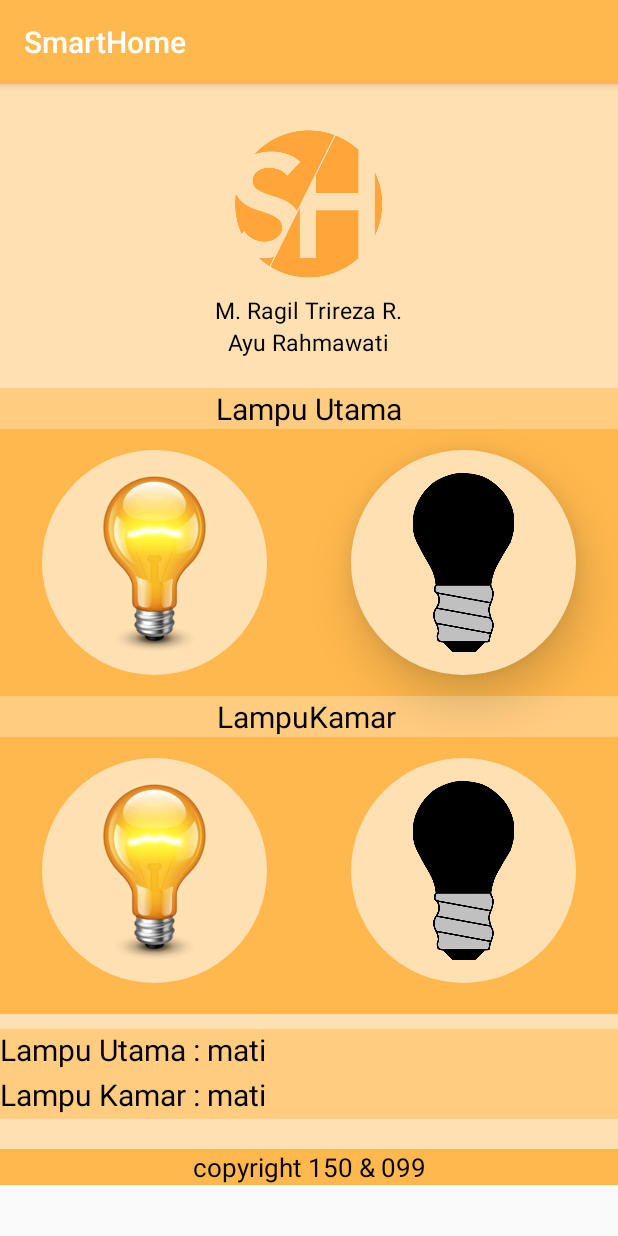
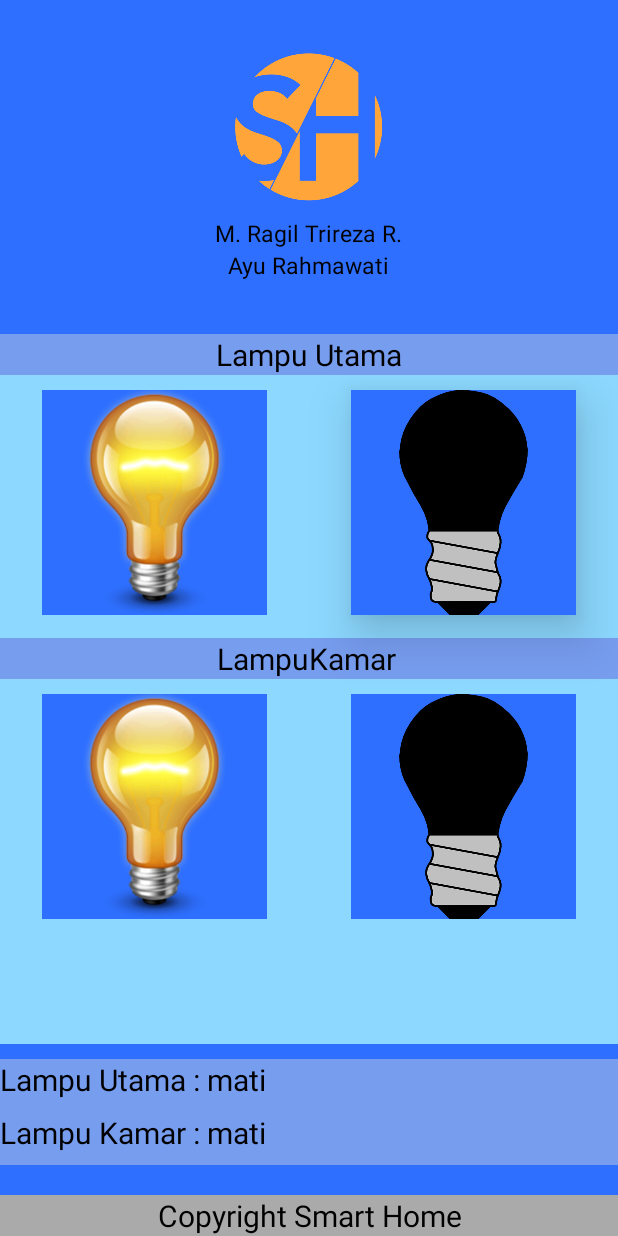
Before and after one commit to ayurahmawatii/SmartHome, an Android app: the screen it shows after launch (MainActivity), on a phone screen of 412 x 824 dp. Run offline under Robolectric (Android 15) with nearby library versions, the phone set to English and light mode, and no system bars.

Commit message:
Aktifin Splash screen nya

```diff
--- a/app/src/main/AndroidManifest.xml
+++ b/app/src/main/AndroidManifest.xml
@@ -9,11 +9,11 @@
         android:roundIcon="@mipmap/ic_launcher_round"
         android:supportsRtl="true"
         android:theme="@style/AppTheme">
-        <activity android:name=".splash"></activity>
-        <activity android:name=".cardview" />
+        <activity android:name=".MainActivity"></activity>
         <activity android:name=".Main3Activity" />
         <activity android:name=".Main2Activity" />
-        <activity android:name=".MainActivity">
+        <activity
+            android:name=".splash">
             <intent-filter>
                 <action android:name="android.intent.action.MAIN" />
 
--- a/app/src/main/java/com/example/smarthome/splash.java
+++ b/app/src/main/java/com/example/smarthome/splash.java
@@ -1,9 +1,9 @@
 package com.example.smarthome;
 
 import android.content.Intent;
+import android.os.Handler;
 import android.support.v7.app.AppCompatActivity;
 import android.os.Bundle;
-import android.view.View;
 
 public class splash extends AppCompatActivity {
 
@@ -11,10 +11,14 @@ public class splash extends AppCompatActivity {
     protected void onCreate(Bundle savedInstanceState) {
         super.onCreate(savedInstanceState);
         setContentView(R.layout.activity_splash);
-    }
 
-    public void bukaDashboard(View view) {
-        Intent dash = new Intent(this, cardview.class);
-        startActivity(dash);
+        final Handler handler = new Handler();
+        handler.postDelayed(new Runnable() {
+            @Override
+            public void run() {
+                startActivity(new Intent(getApplicationContext(), MainActivity.class));
+                finish();
+            }
+        }, 2000L); //3000 L = 3 detik
     }
 }
--- a/app/src/main/res/layout-v21/activity_main.xml
+++ b/app/src/main/res/layout-v21/activity_main.xml
@@ -6,14 +6,6 @@
     android:layout_height="match_parent"
     tools:context=".MainActivity"
     android:orientation="vertical">
-
-    <ScrollView
-        android:layout_width="match_parent"
-        android:layout_height="match_parent">
-
-        <RelativeLayout
-            android:layout_width="match_parent"
-            android:layout_height="match_parent">
 
     <ImageView
         android:layout_width="match_parent"
@@ -24,17 +16,18 @@
         android:layout_width="match_parent"
         android:layout_height="match_parent"
         android:orientation="vertical"
-                android:background="#ffe0b3">
+        android:background="#2E6FFF">
 
         <LinearLayout
             android:orientation="vertical"
+            android:layout_weight="1"
             android:layout_width="match_parent"
-                    android:layout_height="wrap_content"
+            android:layout_height="0dp"
             android:gravity="center"
-                    android:layout_marginTop="30dp">
+            android:background="#2E6FFF">
 
             <ImageView
-                        android:background="#ffe0b3"
+                android:background="#2E6FFF"
                 android:layout_width="100dp"
                 android:layout_height="100dp"
                 android:src="@drawable/sh1"
@@ -58,8 +51,7 @@
             android:layout_width="match_parent"
             android:layout_height="wrap_content"
             android:gravity="center_horizontal"
-                    android:background="#ffcc80"
-                    android:layout_marginTop="20dp">
+            android:background="#779def">
 
             <TextView
                 android:layout_width="wrap_content"
@@ -70,10 +62,10 @@
         </LinearLayout>
 
         <LinearLayout
-                    android:background="#ffb84d"
+            android:background="#8cd8ff"
             android:layout_weight="2"
             android:layout_width="match_parent"
-                    android:layout_height="390dp"
+            android:layout_height="0dp"
             android:orientation="horizontal">
 
             <LinearLayout
@@ -84,13 +76,11 @@
                 android:orientation="vertical">
 
                 <ImageView
+                    android:background="#2E6FFF"
                     android:layout_width="150dp"
                     android:layout_height="150dp"
-                            android:layout_marginTop="14dp"
-                            android:background="@drawable/circlebackground"
-                            android:padding="15dp"
                     android:src="@drawable/lamp1"
-                            android:layout_marginBottom="14dp"/>
+                    android:layout_marginTop="10dp"/>
 
                 <TextView
                     android:layout_width="match_parent"
@@ -99,17 +89,16 @@
                     android:gravity="right"
                     android:textSize="20sp"
                     android:textColor="#000000"
-                            android:background="#ffcc80"
+                    android:layout_marginTop="15dp"
+                    android:background="#779def"
                     tools:ignore="RtlHardcoded" />
 
                 <ImageView
-                            android:layout_marginTop="14dp"
-                            android:layout_marginBottom="14dp"
+                    android:layout_marginTop="10dp"
                     android:src="@drawable/lamp1"
                     android:layout_width="150dp"
                     android:layout_height="150dp"
-                            android:background="@drawable/circlebackground"
-                            android:padding="15dp"/>
+                    android:background="#2E6FFF"/>
             </LinearLayout>
 
             <LinearLayout
@@ -122,65 +111,60 @@
                 <ImageView
                     android:layout_width="150dp"
                     android:layout_height="150dp"
-                            android:background="@drawable/circlebackground"
+                    android:background="#2E6FFF"
                     android:src="@drawable/dark"
                     android:elevation="20sp"
-                            android:layout_marginTop="14dp"
-                            android:layout_marginBottom="14dp"
-                            android:padding="15dp"/>
+                    android:layout_marginTop="10dp"/>
 
                 <TextView
                     android:layout_width="match_parent"
                     android:layout_height="wrap_content"
                     android:text="@string/kamar"
                     android:gravity="left"
-                            android:textSize="20sp"
+                    android:textSize="20dp"
                     android:textColor="#000000"
-                            android:background="#ffcc80"
-                            tools:ignore="RtlHardcoded" />
+                    android:layout_marginTop="15dp"
+                    android:background="#779def"/>
 
                 <ImageView
-                            android:layout_marginTop="14dp"
+                    android:layout_marginTop="10dp"
                     android:src="@drawable/dark"
                     android:layout_width="150dp"
                     android:layout_height="150dp"
-                            android:background="@drawable/circlebackground"
-                            android:padding="15dp"
-                            android:layout_marginBottom="14dp"/>
+                    android:background="#2E6FFF"/>
             </LinearLayout>
         </LinearLayout>
 
         <TextView
             android:layout_width="match_parent"
-                    android:layout_height="30dp"
-                    android:text="@string/lampu_utama_mati"
-                    android:textSize="20sp"
+            android:layout_height="35dp"
+            android:text="Lampu Utama : mati"
+            android:textSize="20dp"
             android:textColor="#000000"
             android:gravity="left|center_horizontal"
-                    android:background="#ffcc80"
-                    android:layout_marginTop="10dp" />
+            android:background="#779def"
+            android:layout_marginTop="10dp"/>
 
         <TextView
             android:layout_width="match_parent"
-                    android:layout_height="30dp"
-                    android:text="@string/lampu_kamar_mati"
-                    android:textSize="20sp"
+            android:layout_height="35dp"
+            android:text="Lampu Kamar : mati"
+            android:textSize="20dp"
             android:textColor="#000000"
             android:gravity="left|center_horizontal"
-                    android:background="#ffcc80"/>
+            android:background="#779def"
+            android:layout_marginBottom="20dp"/>
 
         <TextView
             android:layout_width="match_parent"
             android:layout_height="wrap_content"
-                    android:text="@string/copyright"
-                    android:textSize="17sp"
+            android:text="Copyright Smart Home"
+            android:textSize="20dp"
             android:textColor="#000000"
             android:gravity="center_horizontal|center"
-                    android:background="@color/colorPrimary"
-                    android:layout_marginTop="20dp"
-                    android:layout_marginBottom="0dp"/>
+            android:background="@android:color/darker_gray"/>
 
     </LinearLayout>
+
+
 </RelativeLayout>
-    </ScrollView>
-</RelativeLayout>
--- a/app/src/main/res/layout/activity_splash.xml
+++ b/app/src/main/res/layout/activity_splash.xml
@@ -9,7 +9,8 @@
     <LinearLayout
         android:layout_width="match_parent"
         android:layout_height="match_parent"
-        android:orientation="vertical">
+        android:orientation="vertical"
+        android:baselineAligned="true">
 
         <ImageView
             android:id="@+id/lambang"
--- a/app/src/main/res/values/styles.xml
+++ b/app/src/main/res/values/styles.xml
@@ -1,11 +1,12 @@
 <resources>
 
     <!-- Base application theme. -->
-    <style name="AppTheme" parent="Theme.AppCompat.Light.DarkActionBar">
+    <style name="AppTheme" parent="Theme.AppCompat.Light.NoActionBar">
         <!-- Customize your theme here. -->
         <item name="colorPrimary">@color/colorPrimary</item>
         <item name="colorPrimaryDark">@color/colorPrimaryDark</item>
         <item name="colorAccent">@color/colorAccent</item>
     </style>
 
+
 </resources>
```
Also changed, not shown: app/src/main/java/com/example/smarthome/cardview.java (deleted, +0 -13 lines), app/src/main/res/layout/activity_cardview.xml (deleted, +0 -55 lines), app/src/main/res/layout/activity_main2.xml (+7 -0 lines). Lines whose indentation alone changed are shown as unchanged.
